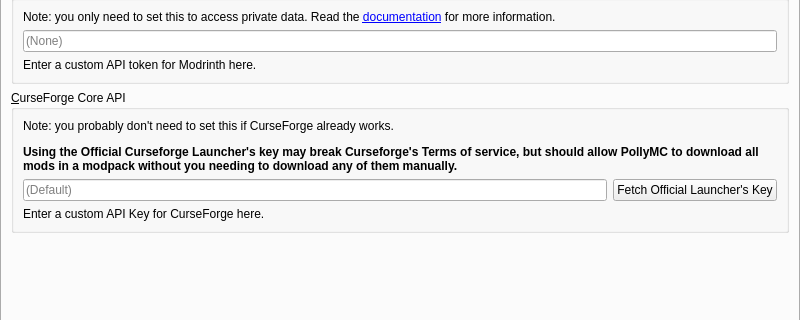
Qt form launcher/ui/pages/global/APIPage.ui (Rosememes304/ShatteredPrism-test) before a commit; both pictures show x 0 to 800 and y 163 to 483 of the 800 by 600 pixel window.
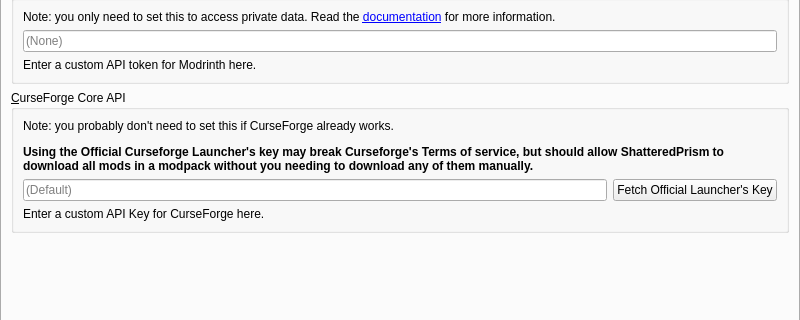
The same form after that commit. The open tabs and pages were chosen to show the change.

Patch:
```diff
--- a/launcher/ui/pages/global/APIPage.ui
+++ b/launcher/ui/pages/global/APIPage.ui
@@ -294,7 +294,7 @@
              </sizepolicy>
             </property>
             <property name="text">
-             <string>&lt;html&gt;&lt;head/&gt;&lt;body&gt;&lt;p&gt;Note: you probably don't need to set this if CurseForge already works.&lt;/p&gt;&lt;p&gt;&lt;span style=&quot; font-weight:700;&quot;&gt;Using the Official Curseforge Launcher's key may break Curseforge's Terms of service, but should allow PollyMC to download all mods in a modpack without you needing to download any of them manually.&lt;/span&gt;&lt;/p&gt;&lt;/body&gt;&lt;/html&gt;</string>
+             <string>&lt;html&gt;&lt;head/&gt;&lt;body&gt;&lt;p&gt;Note: you probably don't need to set this if CurseForge already works.&lt;/p&gt;&lt;p&gt;&lt;span style=&quot; font-weight:700;&quot;&gt;Using the Official Curseforge Launcher's key may break Curseforge's Terms of service, but should allow ShatteredPrism to download all mods in a modpack without you needing to download any of them manually.&lt;/span&gt;&lt;/p&gt;&lt;/body&gt;&lt;/html&gt;</string>
             </property>
             <property name="wordWrap">
              <bool>true</bool>
```
